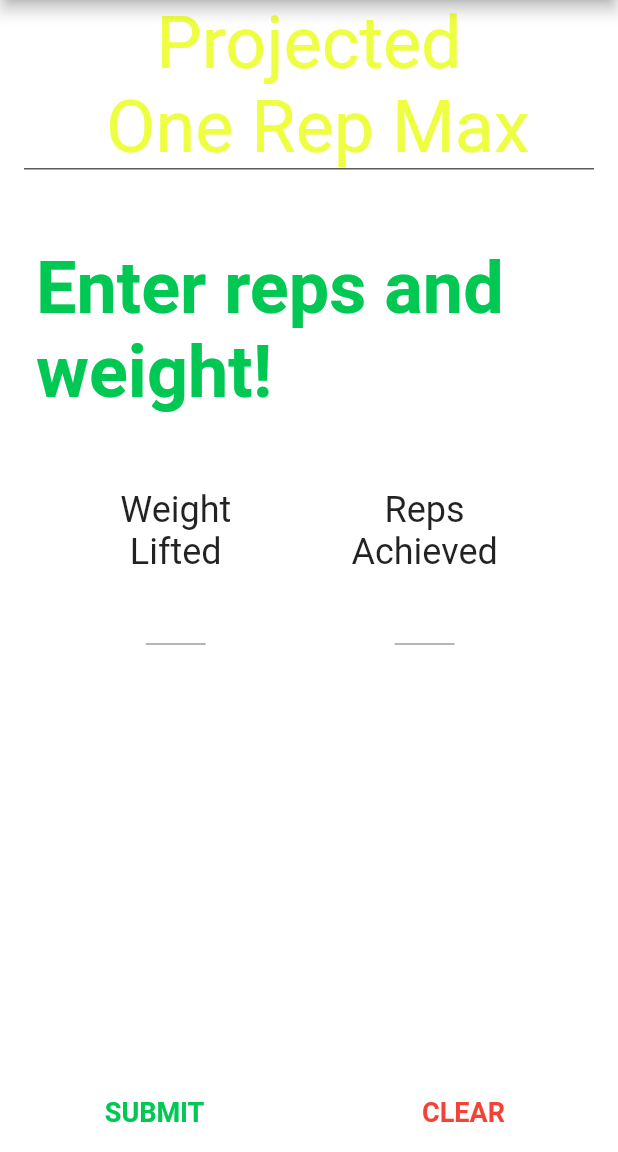
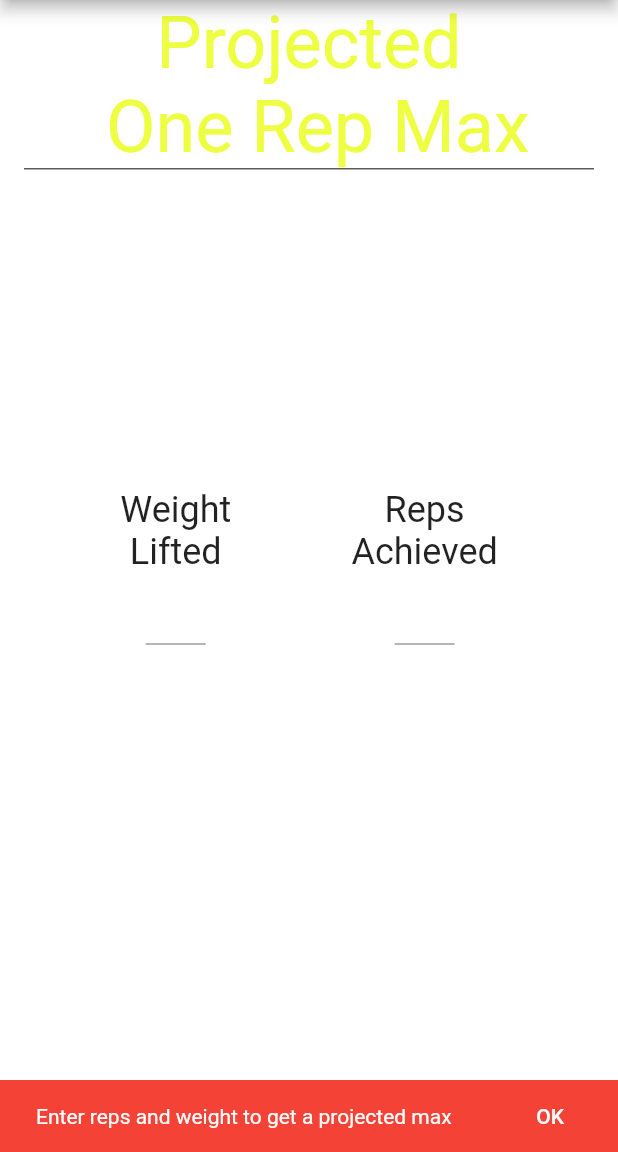
Before and after one commit to Techercise/flutter_one_rep_max_calculator, a Flutter app: the screen it shows after launch, after a tap on "SUBMIT", on a phone screen of 412 x 824 dp, the part 84-1236 px from its top. Run offline on Flutter 3.47's test engine with Material 2 defaults, Android fonts, the phone set to English and light mode, and no system bars; Roboto replaces fonts that are missing (sans-serif-smallcaps).

Commit message:
Adding toast to display errors and fixing overflow issue

```diff
--- a/lib/calculator.dart
+++ b/lib/calculator.dart
@@ -3,7 +3,6 @@ import 'dart:math';
 import 'package:collection/collection.dart';
 
 class Calculator extends StatefulWidget {
-
   const Calculator({super.key});
 
   @override
@@ -35,6 +34,10 @@ class _CalculatorState extends State<Calculator> {
         width: safeWidth,
         child: Column(
           children: [
+            Expanded(
+              child: ListView(
+                shrinkWrap: true,
+                children: [
                   Container(
                       color: Colors.white,
                       alignment: AlignmentDirectional.topCenter,
@@ -46,8 +49,7 @@ class _CalculatorState extends State<Calculator> {
                             fontWeight: FontWeight.w400,
                             fontFamily: 'sans-serif-smallcaps'),
                         textAlign: TextAlign.center,
-                )
-            ),
+                      )),
                   Container(
                     height: 1,
                     width: safeWidth,
@@ -80,7 +82,8 @@ class _CalculatorState extends State<Calculator> {
                               'Weight\nLifted',
                               textAlign: TextAlign.center,
                               style: TextStyle(
-                            fontFamily: 'sans-serif-smallcaps', fontSize: 24),
+                                  fontFamily: 'sans-serif-smallcaps',
+                                  fontSize: 24),
                             ),
                             SizedBox(
                               width: 40,
@@ -93,7 +96,7 @@ class _CalculatorState extends State<Calculator> {
                               ),
                             ),
                           ]),
-                Column( // NEED TO FIX OVERFLOW ISSUE
+                      Column(
                         mainAxisAlignment: MainAxisAlignment.center,
                         crossAxisAlignment: CrossAxisAlignment.center,
                         children: [
@@ -119,7 +122,9 @@ class _CalculatorState extends State<Calculator> {
                       )
                     ],
                   ),
-            const Spacer(),
+                ],
+              ),
+            ),
             OverflowBar(
               alignment: MainAxisAlignment.spaceBetween,
               overflowAlignment: OverflowBarAlignment.center,
@@ -150,8 +155,7 @@ class _CalculatorState extends State<Calculator> {
               ],
             ),
           ],
-        )
-    );
+        ));
   }
 
   void calculateProjectedOneRepMax() {
@@ -159,12 +163,47 @@ class _CalculatorState extends State<Calculator> {
       _clicked = true;
     });
 
-    if((weightFieldText.text == '') && (repsFieldText.text == ''))
+    if ((weightFieldText.text == '') && (repsFieldText.text == '')) {
+      final scaffold = ScaffoldMessenger.of(context);
+      scaffold.showSnackBar(SnackBar(
+        backgroundColor: Colors.red,
+        content: const Text('Enter reps and weight to get a projected max'),
+        action: SnackBarAction(
+          textColor: Colors.white,
+          label: 'OK',
+          onPressed: scaffold.hideCurrentSnackBar,
+        ),
+      ));
+      _clicked = false;
+    }
+    else if (weightFieldText.text == '' && (repsFieldText.text != '')) {
+      final scaffold = ScaffoldMessenger.of(context);
+      scaffold.showSnackBar(SnackBar(
+        backgroundColor: Colors.red,
+        content: const Text('Enter weight to get a projected one rep max'),
+        action: SnackBarAction(
+          textColor: Colors.white,
+          label: 'OK',
+          onPressed: scaffold.hideCurrentSnackBar,
+        ),
+      ));
+      _clicked = false;
+    }
+    else if (weightFieldText.text != '' && (repsFieldText.text == ''))
       {
-      projectedORM = 'Enter reps and weight!';
+        final scaffold = ScaffoldMessenger.of(context);
+        scaffold.showSnackBar(SnackBar(
+          backgroundColor: Colors.red,
+          content: const Text('Enter reps to get a projected one rep max'),
+          action: SnackBarAction(
+            textColor: Colors.white,
+            label: 'OK',
+            onPressed: scaffold.hideCurrentSnackBar,
+          ),
+        ));
+        _clicked = false;
       }
-    else
-    {
+    else {
       weightLifted = int.parse(weightFieldText.text);
       repsPerformed = int.parse(repsFieldText.text);
 
@@ -188,8 +227,7 @@ class _CalculatorState extends State<Calculator> {
       double oconnerORM = weightLifted * (1 + (0.025 * repsPerformed));
 
       // Wathen Formula
-      double wathenORM =
-          weightLifted /
+      double wathenORM = weightLifted /
           (0.4880 + (0.538 * (pow(e, (-0.075 * repsPerformed)))));
 
       double avgORM = [
```
Lines whose indentation alone changed are shown as unchanged.
